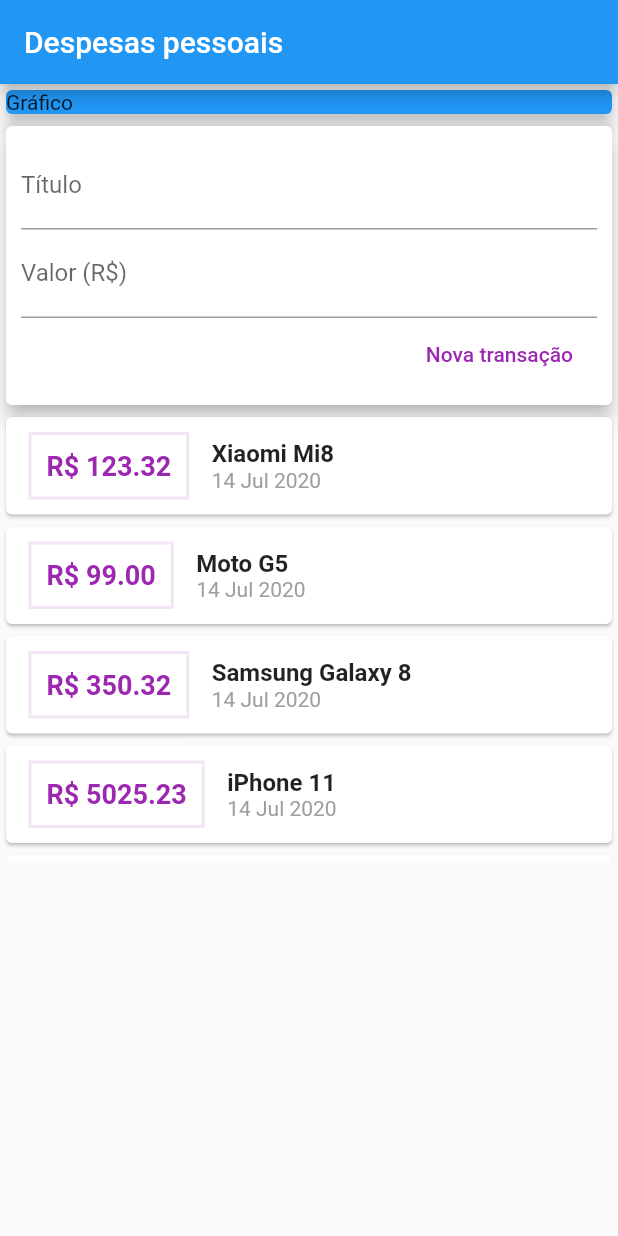
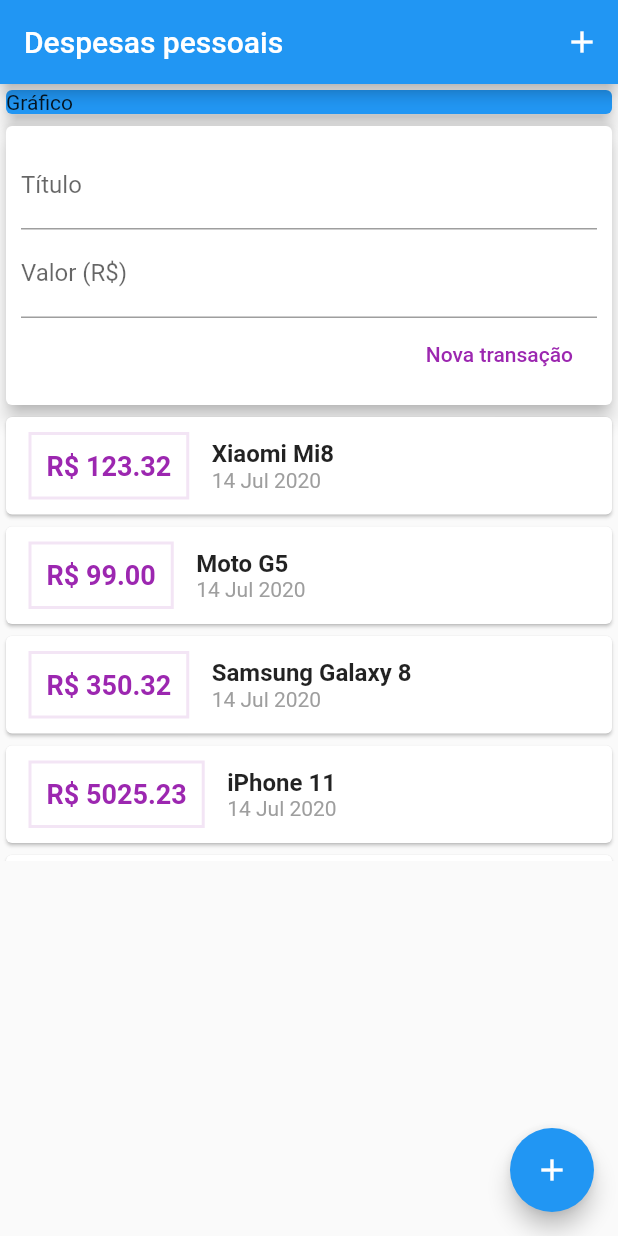
Before and after one commit to leandromt/expenses, a Flutter app: the screen it shows after launch, on a phone screen of 412 x 824 dp. Run offline on Flutter 3.47's test engine with Material 2 defaults, Android fonts, the phone set to English and light mode, and no system bars.

Commit message:
Add buttons add transaction

```diff
--- a/lib/main.dart
+++ b/lib/main.dart
@@ -19,6 +19,12 @@ class MyHomePage extends StatelessWidget {
     return Scaffold(
       appBar: AppBar(
         title: Text('Despesas pessoais'),
+        actions: <Widget>[
+          IconButton(
+            icon: Icon(Icons.add),
+            onPressed: () {},
+          ),
+        ],
       ),
       body: SingleChildScrollView(
         child: Column(
@@ -35,7 +41,12 @@ class MyHomePage extends StatelessWidget {
             TransactionUser(),
           ],
         ),
-      )
+      ),
+      floatingActionButton: FloatingActionButton(
+        child: Icon(Icons.add),
+        onPressed: () {},
+      ),
+      // floatingActionButtonLocation: FloatingActionButtonLocation.centerFloat,
     );
   }
 }
```
